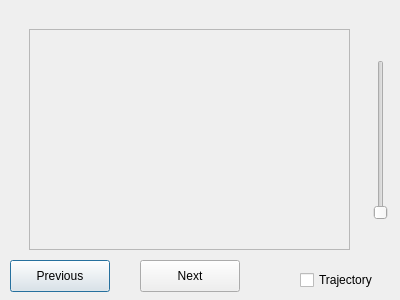
Above: src/molara/Gui/trajectory.ui from Molara-Lab/Molara before the change. Below: the same form after it.
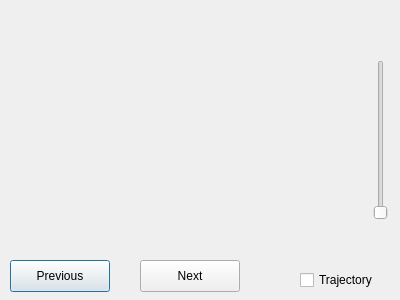
That is the form after the change.

Commit message: Add trj dialog opens if > 1 molecule is loaded

```diff
--- a/src/molara/Gui/trajectory.ui
+++ b/src/molara/Gui/trajectory.ui
@@ -65,21 +65,15 @@
     <enum>Qt::Vertical</enum>
    </property>
   </widget>
-  <widget class="QFrame" name="frame">
+  <widget class="QWidget" name="widget" native="true">
    <property name="geometry">
     <rect>
-     <x>29</x>
+     <x>39</x>
      <y>29</y>
-     <width>321</width>
-     <height>221</height>
+     <width>301</width>
+     <height>201</height>
     </rect>
    </property>
-   <property name="frameShape">
-    <enum>QFrame::StyledPanel</enum>
-   </property>
-   <property name="frameShadow">
-    <enum>QFrame::Raised</enum>
-   </property>
   </widget>
  </widget>
  <resources/>
```
The commit also changes 7 other files.
